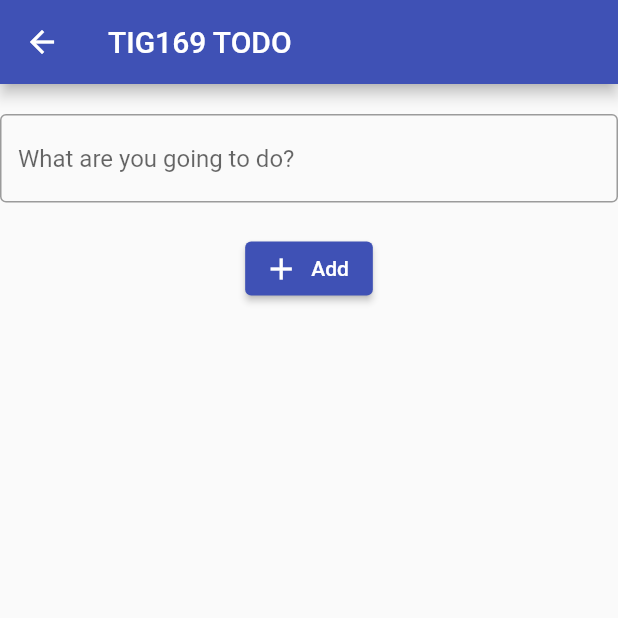
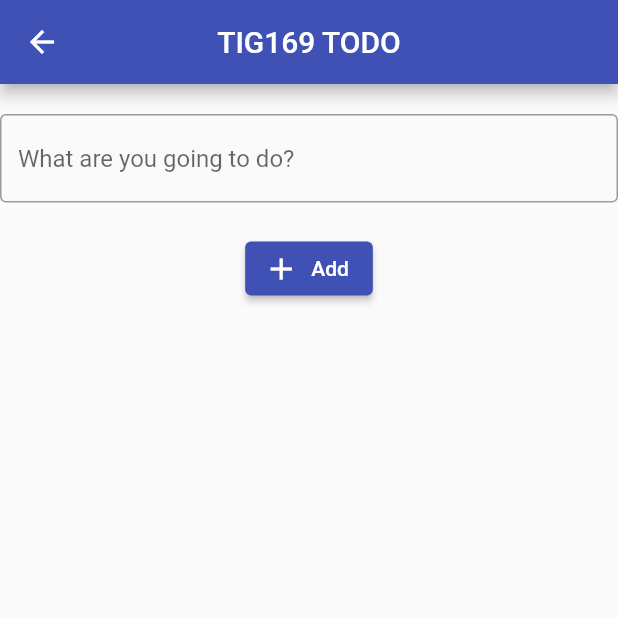
Before and after one commit to gu-tig169-ht21/gushanhaj, a Flutter app: the AddTask screen opened directly, on a phone screen of 412 x 824 dp, the top half of it. Run offline on Flutter 3.47's test engine with Material 2 defaults, Android fonts, the phone set to English and light mode, and no system bars; network calls fail; statements that could not run were skipped.

Commit message:
centrerar titeln i appbar på add_task

```diff
--- a/lib/add_task.dart
+++ b/lib/add_task.dart
@@ -29,7 +29,7 @@ class AddTaskState extends State<AddTask> {
   @override
   Widget build(BuildContext context) {
     return Scaffold(
-      appBar: AppBar(title: const Text('TIG169 TODO')),
+      appBar: AppBar(centerTitle: true, title: const Text('TIG169 TODO')),
       body: Center(
         child: Column(
           mainAxisAlignment: MainAxisAlignment.start,
```
